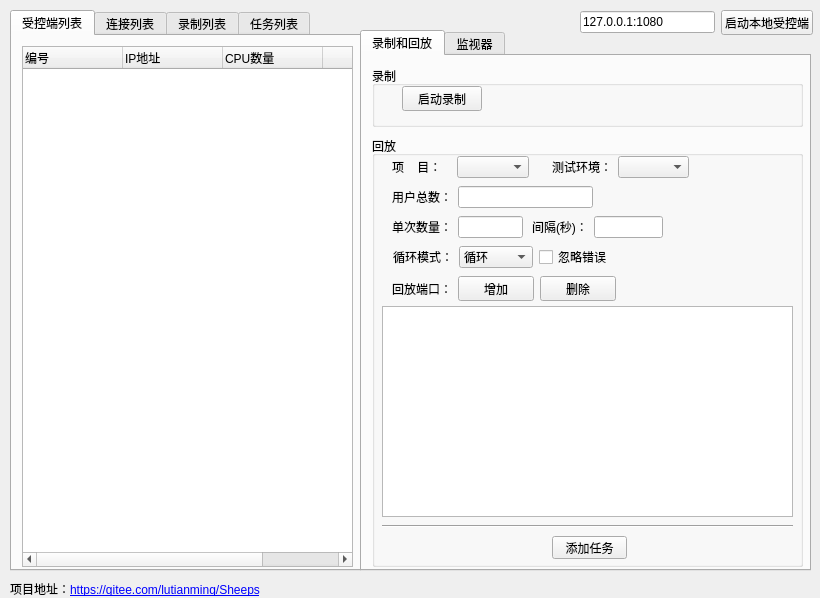
Before: the Qt Designer form SheepsServer/UI/myStressTestServerPort.ui in tianming-lu/OpenSheeps, drawn with Qt 5.
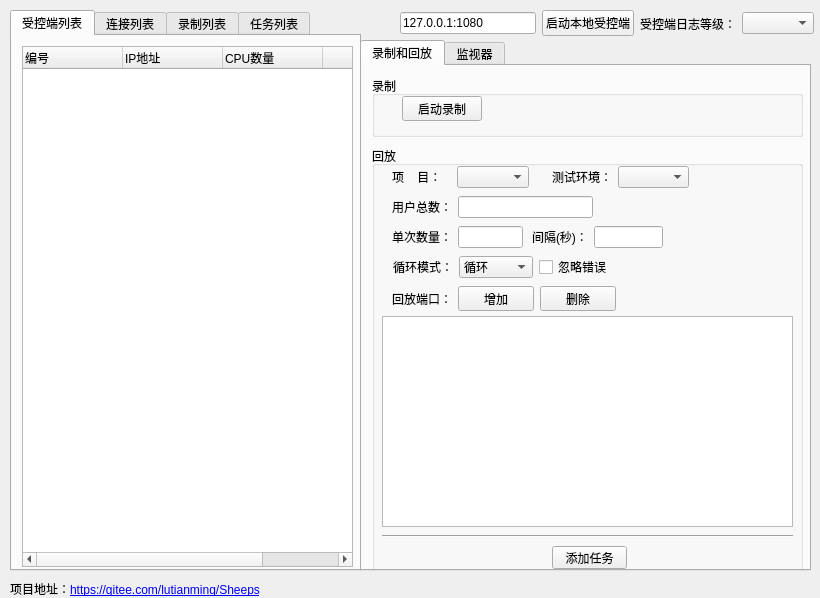
After: the same form once the commit is applied.

Commit message: 1.动态修改受控端日志输出等级

Patch:
```diff
--- a/SheepsServer/UI/myStressTestServerPort.ui
+++ b/SheepsServer/UI/myStressTestServerPort.ui
@@ -17,9 +17,9 @@
    <property name="geometry">
     <rect>
      <x>360</x>
-     <y>30</y>
+     <y>40</y>
      <width>451</width>
-     <height>541</height>
+     <height>531</height>
     </rect>
    </property>
    <property name="currentIndex">
@@ -661,7 +661,7 @@
     <rect>
      <x>10</x>
      <y>580</y>
-     <width>411</width>
+     <width>351</width>
      <height>16</height>
     </rect>
    </property>
@@ -672,15 +672,17 @@
     <bool>true</bool>
    </property>
   </widget>
-  <widget class="QWidget" name="layoutWidget">
+  <widget class="QWidget" name="">
    <property name="geometry">
     <rect>
-     <x>580</x>
+     <x>400</x>
      <y>10</y>
-     <width>233</width>
-     <height>25</height>
+     <width>414</width>
+     <height>27</height>
     </rect>
    </property>
+   <layout class="QHBoxLayout" name="horizontalLayout_10">
+    <item>
    <layout class="QGridLayout" name="gridLayout">
     <item row="0" column="0">
      <widget class="QLineEdit" name="lineEdit_stressClient_addr">
@@ -695,6 +697,22 @@
        <string>启动本地受控端</string>
       </property>
      </widget>
+      </item>
+     </layout>
+    </item>
+    <item>
+     <layout class="QHBoxLayout" name="horizontalLayout_9">
+      <item>
+       <widget class="QLabel" name="label_12">
+        <property name="text">
+         <string>受控端日志等级：</string>
+        </property>
+       </widget>
+      </item>
+      <item>
+       <widget class="QComboBox" name="comboBox_loglevel"/>
+      </item>
+     </layout>
     </item>
    </layout>
   </widget>
```
Lines whose indentation alone changed are shown as unchanged. The commit also changes 3 other files.
